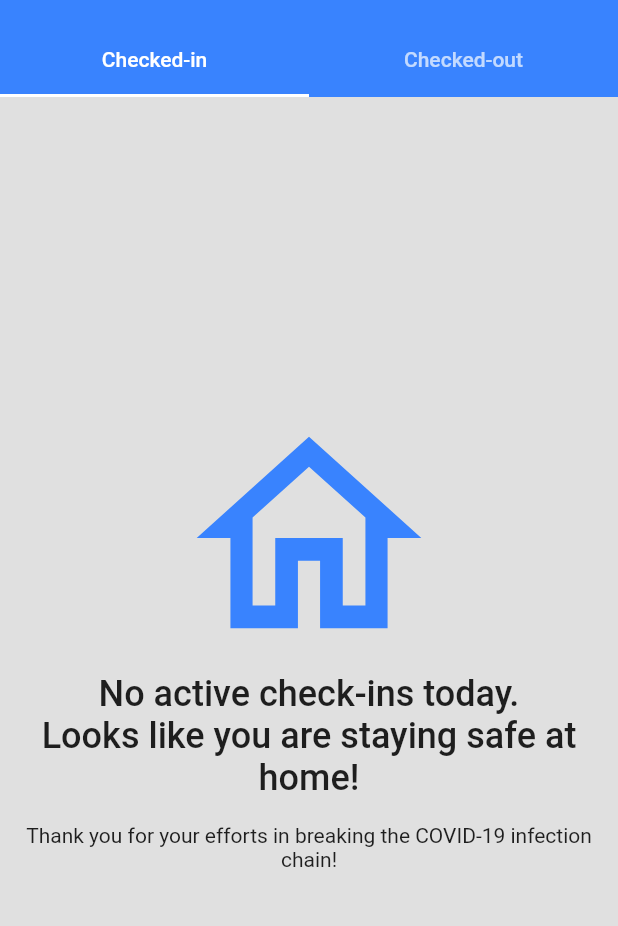
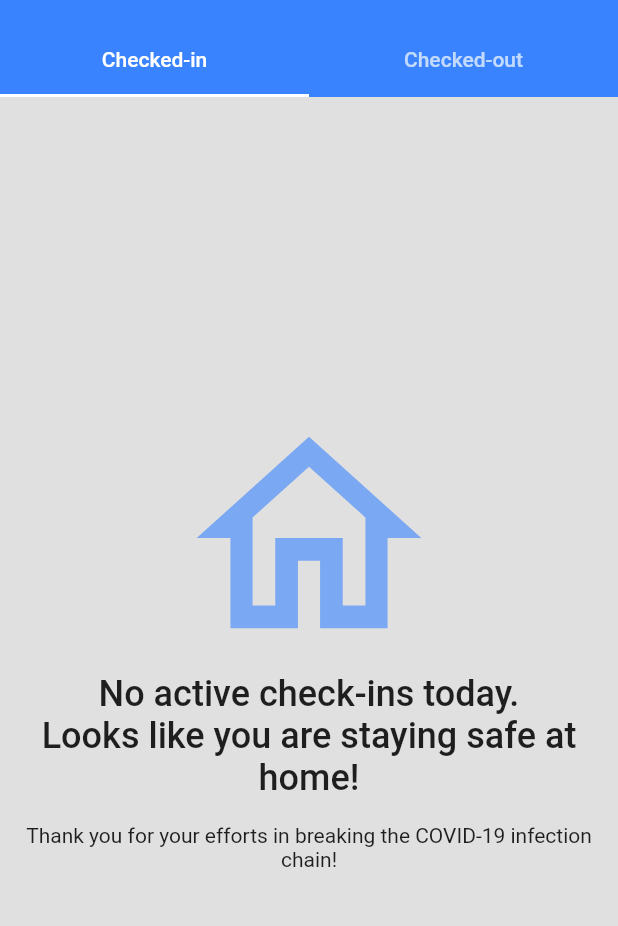
Before and after one commit to benz93chung/pseudosejahtera, a Flutter app: the HistoryPage screen opened directly, after a tap on "Check-out all", on a phone screen of 412 x 824 dp, the part 59-985 px from its top. Run offline on Flutter 3.47's test engine with Material 2 defaults, Android fonts, the phone set to English and light mode, and no system bars; our stand-ins replace equatable, flutter_bloc, get_it, tuple; missing offline and left inert: flutter_statusbarcolor_ns.

Commit message:
Renamed clearAllCheckedIns as checkOutAll in HistoryPageCubit

```diff
--- a/lib/cubits/history_page_cubit.dart
+++ b/lib/cubits/history_page_cubit.dart
@@ -45,7 +45,7 @@ class HistoryPageCubit extends Cubit<HistoryPageState> {
     }
   }
 
-  Future<void> clearAllCheckedIns() async {
+  Future<void> checkOutAll() async {
     if (!state.checkInHistories.any(
       (history) => history.checkInStatus == CheckInStatus.checkedIn,
     )) {
--- a/lib/screens/history_page/history_page.dart
+++ b/lib/screens/history_page/history_page.dart
@@ -83,7 +83,7 @@ class _HistoryPageState extends State<HistoryPage> {
                                     )
                                     .toList(),
                             onPressedCheckOutAllButton: () async {
-                              await _historyPageCubit.clearAllCheckedIns();
+                              await _historyPageCubit.checkOutAll();
                             },
                           ),
                           _CheckedOutTabPage(
@@ -181,10 +181,13 @@ class _CheckedInTabPageEmptyBody extends StatelessWidget {
               mainAxisAlignment: MainAxisAlignment.center,
               crossAxisAlignment: CrossAxisAlignment.center,
               children: [
-                Icon(
-                  Icons.home_outlined,
-                  size: emptyCheckInsIconSize,
-                  color: colorScheme.primary,
+                Opacity(
+                  opacity: 0.6,
+                  child: Icon(
+                    Icons.home_outlined,
+                    size: emptyCheckInsIconSize,
+                    color: colorScheme.primary,
+                  ),
                 ),
                 Text(
                   'No active check-ins today.\nLooks like you are staying safe at home!',
```
Also changed, not shown: 2 other files.
